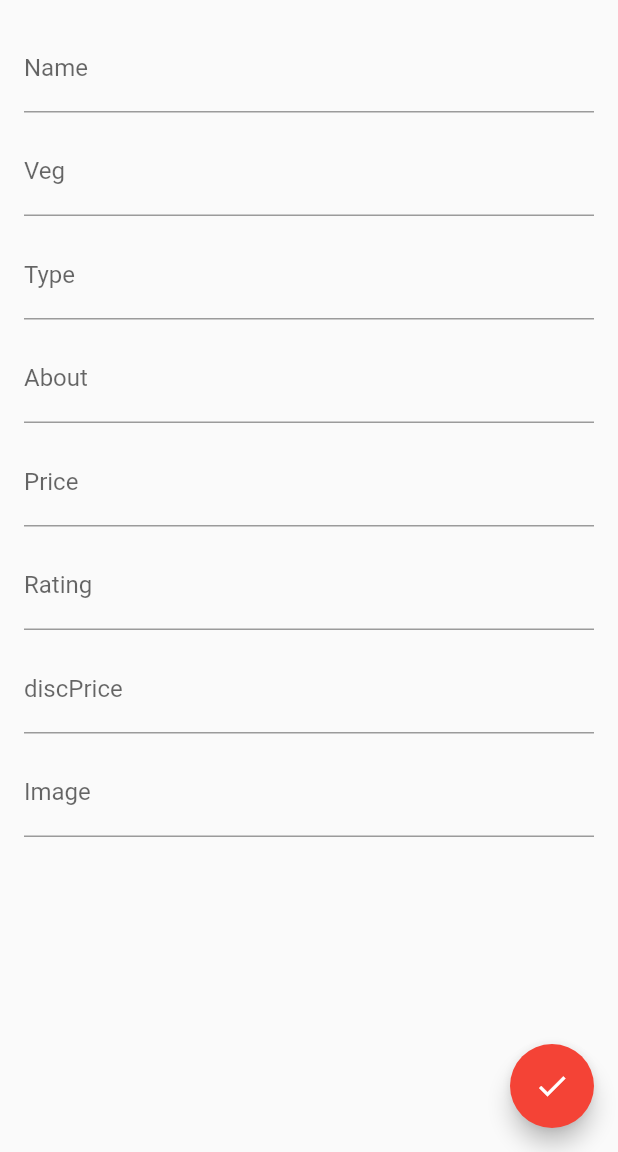
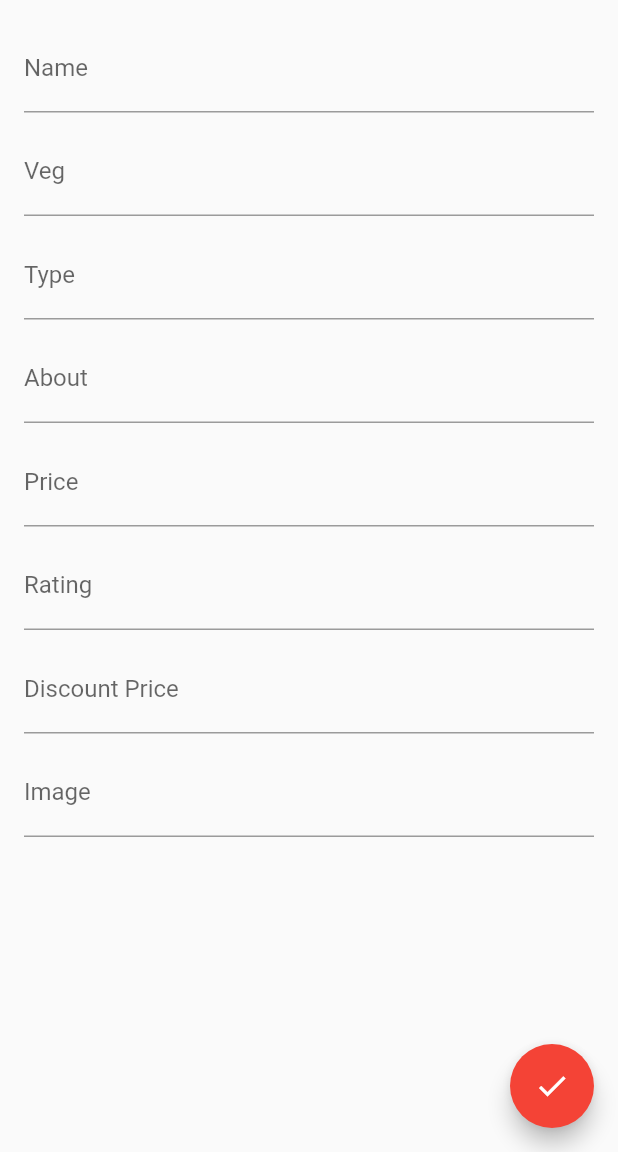
Before and after one commit to ritamk/gossip, a Flutter app: the ShowFood screen opened directly, after a tap on the "add" icon, on a phone screen of 412 x 824 dp, the part 84-1236 px from its top. Run offline on Flutter 3.47's test engine with Material 2 defaults, Android fonts, the phone set to English and light mode, and no system bars; our stand-ins replace cloud_firestore, firebase_auth, firebase_core, flutter_riverpod; accounts and stored records are empty.

Commit message:
changed the progress indicator to cupertino style

```diff
--- a/lib/pages/add_food/add_food.dart
+++ b/lib/pages/add_food/add_food.dart
@@ -118,7 +118,7 @@ class _AddFoodState extends State<AddFood> {
               // Discount Price
               TextFormField(
                 decoration: const InputDecoration(
-                  labelText: "discPrice",
+                  labelText: "Discount Price",
                 ),
                 onChanged: (val) => _discPrice = int.parse(val),
               ),
--- a/lib/pages/add_food/add_info_dialog.dart
+++ b/lib/pages/add_food/add_info_dialog.dart
@@ -12,7 +12,7 @@ class AddInfoDialog extends StatelessWidget {
         "1. Name, Price, Veg and Type are required.\n"
         "2. Type will always be in small-case.\n"
         "3. Veg is a boolean, so its value will be either \"true\" or \"false\".\n"
-        "4. To indicate no discount is available, leave the field blank.",
+        "4. To indicate no discount is available, leave the Discount Price blank.",
         softWrap: true,
       ),
     );
--- a/lib/pages/authentication/sign_in.dart
+++ b/lib/pages/authentication/sign_in.dart
@@ -103,9 +103,7 @@ class _SignInPageState extends State<SignInPage> {
                     style: const ButtonStyle(
                       splashFactory: NoSplash.splashFactory,
                     ),
-                    onPressed: () async {
-                      await signInLogic(context);
-                    },
+                    onPressed: () async => await signInLogic(context),
                     child: loading
                         ? const Loading(
                             color: Colors.white,
--- a/lib/pages/authentication/sign_up.dart
+++ b/lib/pages/authentication/sign_up.dart
@@ -107,9 +107,7 @@ class _SignUpPageState extends State<SignUpPage> {
                     style: const ButtonStyle(
                       splashFactory: NoSplash.splashFactory,
                     ),
-                    onPressed: () async {
-                      await signUpLogic(context);
-                    },
+                    onPressed: () async => await signUpLogic(context),
                     child: loading
                         ? const Loading(
                             color: Colors.white,
--- a/lib/shared/loading.dart
+++ b/lib/shared/loading.dart
@@ -1,3 +1,4 @@
+import 'package:flutter/cupertino.dart';
 import 'package:flutter/material.dart';
 
 class Loading extends StatelessWidget {
@@ -9,10 +10,12 @@ class Loading extends StatelessWidget {
     return Center(
       widthFactor: 0.0,
       heightFactor: 0.0,
-      child: CircularProgressIndicator(
-        color: color,
-        strokeWidth: 6.0,
-      ),
+      child: (color == Colors.white)
+          ? Theme(
+              data: ThemeData.dark(), child: const CupertinoActivityIndicator())
+          : Theme(
+              data: ThemeData.fallback(),
+              child: const CupertinoActivityIndicator()),
     );
   }
 }
```
Also changed, not shown: lib/main.dart (+5 -6 lines).
